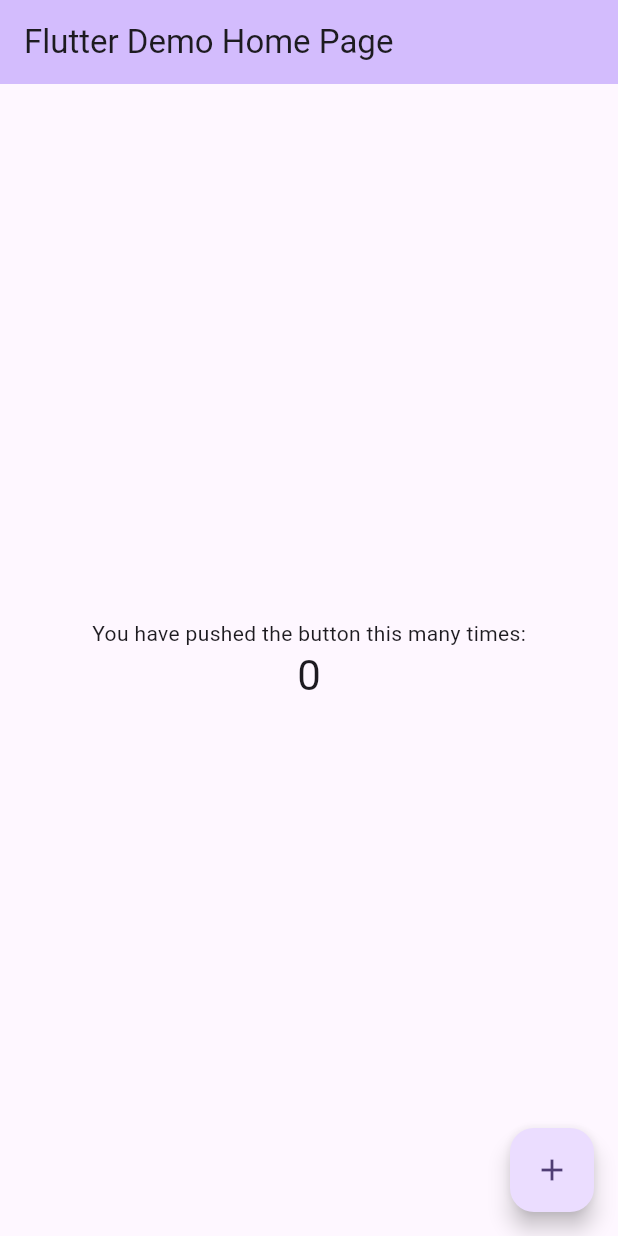
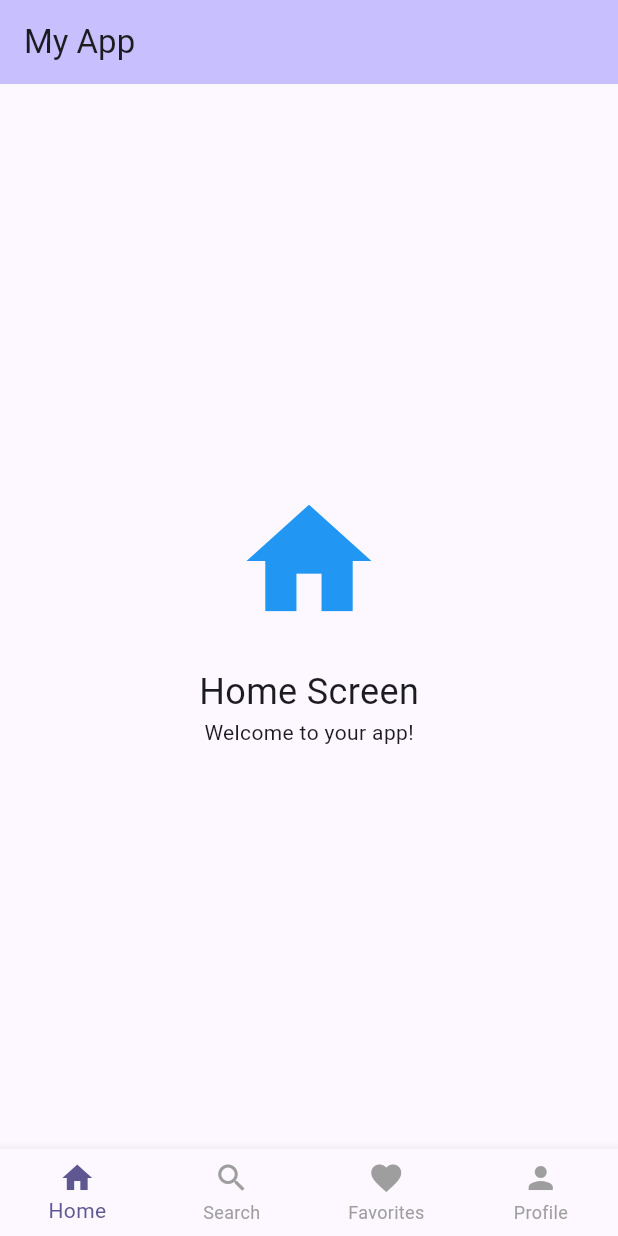
Before and after one commit to incolorate/work_together, a Flutter app: the screen it shows after launch, on a phone screen of 412 x 824 dp. Run offline on Flutter 3.47's test engine with Material 3 defaults, Android fonts, the light colour scheme and no system bars.

Commit message:
Navigation screens

```diff
--- a/lib/main.dart
+++ b/lib/main.dart
@@ -1,4 +1,5 @@
 import 'package:flutter/material.dart';
+import 'widgets/main_screen.dart';
 
 void main() {
   runApp(const MyApp());
@@ -7,116 +8,14 @@ void main() {
 class MyApp extends StatelessWidget {
   const MyApp({super.key});
 
-  // This widget is the root of your application.
   @override
   Widget build(BuildContext context) {
     return MaterialApp(
-      title: 'Flutter Demo',
+      title: 'Work Together',
       theme: ThemeData(
-        // This is the theme of your application.
-        //
-        // TRY THIS: Try running your application with "flutter run". You'll see
-        // the application has a purple toolbar. Then, without quitting the app,
-        // try changing the seedColor in the colorScheme below to Colors.green
-        // and then invoke "hot reload" (save your changes or press the "hot
-        // reload" button in a Flutter-supported IDE, or press "r" if you used
-        // the command line to start the app).
-        //
-        // Notice that the counter didn't reset back to zero; the application
-        // state is not lost during the reload. To reset the state, use hot
-        // restart instead.
-        //
-        // This works for code too, not just values: Most code changes can be
-        // tested with just a hot reload.
-        colorScheme: ColorScheme.fromSeed(seedColor: Colors.deepPurple),
+        colorScheme: ColorScheme.fromSeed(seedColor: const Color.fromARGB(255, 88, 86, 90)),
       ),
-      home: const MyHomePage(title: 'Flutter Demo Home Page'),
+      home: const MainScreen(),
     );
   }
 }
-
-class MyHomePage extends StatefulWidget {
-  const MyHomePage({super.key, required this.title});
-
-  // This widget is the home page of your application. It is stateful, meaning
-  // that it has a State object (defined below) that contains fields that affect
-  // how it looks.
-
-  // This class is the configuration for the state. It holds the values (in this
-  // case the title) provided by the parent (in this case the App widget) and
-  // used by the build method of the State. Fields in a Widget subclass are
-  // always marked "final".
-
-  final String title;
-
-  @override
-  State<MyHomePage> createState() => _MyHomePageState();
-}
-
-class _MyHomePageState extends State<MyHomePage> {
-  int _counter = 0;
-
-  void _incrementCounter() {
-    setState(() {
-      // This call to setState tells the Flutter framework that something has
-      // changed in this State, which causes it to rerun the build method below
-      // so that the display can reflect the updated values. If we changed
-      // _counter without calling setState(), then the build method would not be
-      // called again, and so nothing would appear to happen.
-      _counter++;
-    });
-  }
-
-  @override
-  Widget build(BuildContext context) {
-    // This method is rerun every time setState is called, for instance as done
-    // by the _incrementCounter method above.
-    //
-    // The Flutter framework has been optimized to make rerunning build methods
-    // fast, so that you can just rebuild anything that needs updating rather
-    // than having to individually change instances of widgets.
-    return Scaffold(
-      appBar: AppBar(
-        // TRY THIS: Try changing the color here to a specific color (to
-        // Colors.amber, perhaps?) and trigger a hot reload to see the AppBar
-        // change color while the other colors stay the same.
-        backgroundColor: Theme.of(context).colorScheme.inversePrimary,
-        // Here we take the value from the MyHomePage object that was created by
-        // the App.build method, and use it to set our appbar title.
-        title: Text(widget.title),
-      ),
-      body: Center(
-        // Center is a layout widget. It takes a single child and positions it
-        // in the middle of the parent.
-        child: Column(
-          // Column is also a layout widget. It takes a list of children and
-          // arranges them vertically. By default, it sizes itself to fit its
-          // children horizontally, and tries to be as tall as its parent.
-          //
-          // Column has various properties to control how it sizes itself and
-          // how it positions its children. Here we use mainAxisAlignment to
-          // center the children vertically; the main axis here is the vertical
-          // axis because Columns are vertical (the cross axis would be
-          // horizontal).
-          //
-          // TRY THIS: Invoke "debug painting" (choose the "Toggle Debug Paint"
-          // action in the IDE, or press "p" in the console), to see the
-          // wireframe for each widget.
-          mainAxisAlignment: MainAxisAlignment.center,
-          children: <Widget>[
-            const Text('You have pushed the button this many times:'),
-            Text(
-              '$_counter',
-              style: Theme.of(context).textTheme.headlineMedium,
-            ),
-          ],
-        ),
-      ),
-      floatingActionButton: FloatingActionButton(
-        onPressed: _incrementCounter,
-        tooltip: 'Increment',
-        child: const Icon(Icons.add),
-      ), // This trailing comma makes auto-formatting nicer for build methods.
-    );
-  }
-}
--- /dev/null
+++ b/lib/screens/home_screen.dart
@@ -0,0 +1,20 @@
+import 'package:flutter/material.dart';
+
+class HomeScreen extends StatelessWidget {
+  const HomeScreen({super.key});
+
+  @override
+  Widget build(BuildContext context) {
+    return const Center(
+      child: Column(
+        mainAxisAlignment: MainAxisAlignment.center,
+        children: [
+          Icon(Icons.home, size: 100, color: Colors.blue),
+          SizedBox(height: 20),
+          Text('Home Screen', style: TextStyle(fontSize: 24)),
+          Text('Welcome to your app!'),
+        ],
+      ),
+    );
+  }
+}
--- /dev/null
+++ b/lib/widgets/main_screen.dart
@@ -0,0 +1,66 @@
+import 'package:flutter/material.dart';
+import '../screens/home_screen.dart';
+import '../screens/search_screen.dart';
+import '../screens/favorites_screen.dart';
+import '../screens/profile_screen.dart';
+
+class MainScreen extends StatefulWidget {
+  const MainScreen({super.key});
+
+  @override
+  State<MainScreen> createState() => _MainScreenState();
+}
+
+class _MainScreenState extends State<MainScreen> {
+  int _selectedIndex = 0;
+
+  static const List<Widget> _screens = [
+    HomeScreen(),
+    SearchScreen(),
+    FavoritesScreen(),
+    ProfileScreen(),
+  ];
+
+  void _onItemTapped(int index) {
+    setState(() {
+      _selectedIndex = index;
+    });
+  }
+
+  @override
+  Widget build(BuildContext context) {
+    return Scaffold(
+      appBar: AppBar(
+        title: const Text('My App'),
+        backgroundColor: Theme.of(context).colorScheme.inversePrimary,
+      ),
+      body: _screens[_selectedIndex],
+      bottomNavigationBar: BottomNavigationBar(
+        items: const [
+          BottomNavigationBarItem(
+            icon: Icon(Icons.home),
+            label: 'Home',
+          ),
+          BottomNavigationBarItem(
+            icon: Icon(Icons.search),
+            label: 'Search',
+          ),
+          BottomNavigationBarItem(
+            icon: Icon(Icons.favorite),
+            label: 'Favorites',
+          ),
+          BottomNavigationBarItem(
+            icon: Icon(Icons.person),
+            label: 'Profile',
+          ),
+        ],
+        currentIndex: _selectedIndex,
+        selectedItemColor: Theme.of(context).colorScheme.primary,
+        unselectedItemColor: Colors.grey,
+        onTap: _onItemTapped,
+        type: BottomNavigationBarType.fixed,
+        showUnselectedLabels: true,
+      ),
+    );
+  }
+}
```
Also changed, not shown: lib/screens/favorites_screen.dart (added, +20 -0 lines), lib/screens/profile_screen.dart (added, +20 -0 lines), lib/screens/search_screen.dart (added, +20 -0 lines).
